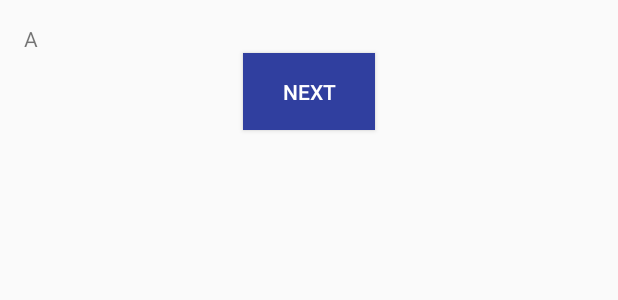
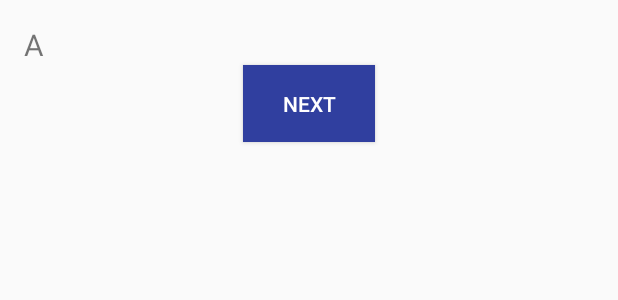
Before and after one commit to viditkothari/MusicalStructureApp, an Android app: the layout activity_information.xml on its own in the app's theme, with its tools: preview values and no code run, on a phone screen of 412 x 824 dp. Shown: the top 300 px of the screen. Run offline under Robolectric (Android 15) with nearby library versions, the phone set to English and light mode, and no system bars.

Commit message:
"Updated text size for the information activity screen to 20sp"

```diff
--- a/app/src/main/res/layout/activity_information.xml
+++ b/app/src/main/res/layout/activity_information.xml
@@ -20,7 +20,8 @@
             android:id="@+id/infoTextView"
             android:layout_width="match_parent"
             android:layout_height="wrap_content"
-            android:text="A" />
+            android:text="A"
+            android:textSize="20sp"/>
 
         <Button
             android:id="@+id/BtnNext"
```
